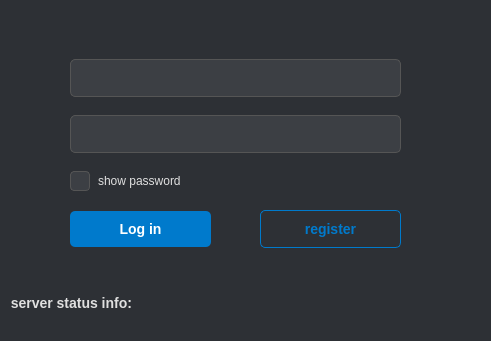
Old version of the form QtChat/ChatClient/ui/logindialog.ui in the repository niuwe/IsMe.
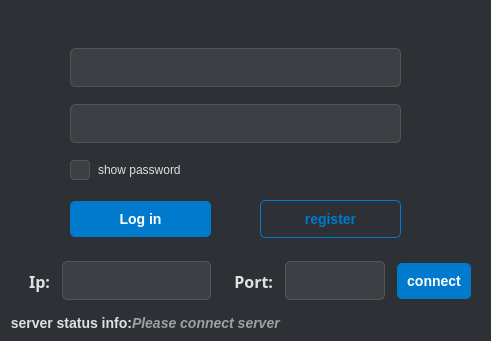
New version of the form. Icons and pictures are not drawn.

What changed in the file:
```diff
--- a/QtChat/ChatClient/ui/logindialog.ui
+++ b/QtChat/ChatClient/ui/logindialog.ui
@@ -38,7 +38,7 @@
     border: 1px solid #555; /* 边框 */
     border-radius: 5px; /* 圆角 */
     padding: 8px; /* 内边距，让文字不贴边 */
-    font-size: 15px;
+    font-size: 16px;
 }
 /* 输入框获取焦点时的样式 */
 QLineEdit:focus {
@@ -46,6 +46,14 @@
     background-color: #454950;
 }
 
+QLabel#ipLabel {
+    font-size: 16px;
+}
+
+QLabel#portLabel {
+    font-size: 16px;
+}
+
 /* === 复选框样式 (QCheckBox) === */
 QCheckBox {
     color: #E0E0E0; /* &quot;show password&quot; 文字颜色 */
@@ -67,8 +75,6 @@
 QCheckBox::indicator:checked {
     background-color: #007ACC; /* 变为蓝色 */
     border: 1px solid #007ACC;
-    /* (可选) 添加一个居中的白色对勾图标 */
-    image: url(:/icons/check.png); 
 }
 
 /* === 按钮通用样式 === */
@@ -94,6 +100,21 @@
     background-color: #006ABF;
 }
 
+/* === 主要按钮样式 (链接按钮) === */
+QPushButton#connectButton {
+    background-color: #007ACC; /* 蓝色背景 */
+    color: white; /* 白色文字 */
+    border: none;
+}
+/* 鼠标悬停 */
+QPushButton#connectButton:hover {
+    background-color: #008AEF;
+}
+/* 鼠标按下 */
+QPushButton#connectButton:pressed {
+    background-color: #006ABF;
+}
+
 /* === 次要按钮样式 (注册按钮) === */
 QPushButton#registerButton {
     background-color: transparent; /* 透明背景 */
@@ -116,13 +137,14 @@
 QLabel#statusLabel {
     color: #A0A0A0; /* 更暗的灰色，不那么显眼 */
     font-style: italic;
-}</string>
+}
+</string>
   </property>
   <widget class="QWidget" name="horizontalLayoutWidget">
    <property name="geometry">
     <rect>
      <x>70</x>
-     <y>210</y>
+     <y>200</y>
      <width>331</width>
      <height>42</height>
     </rect>
@@ -139,6 +161,9 @@
       <property name="text">
        <string>Log in</string>
       </property>
+      <property name="checkable">
+       <bool>false</bool>
+      </property>
      </widget>
     </item>
     <item>
@@ -154,8 +179,8 @@
    <property name="geometry">
     <rect>
      <x>10</x>
-     <y>290</y>
-     <width>461</width>
+     <y>310</y>
+     <width>471</width>
      <height>26</height>
     </rect>
    </property>
@@ -205,7 +230,7 @@
        <enum>QFrame::Shape::NoFrame</enum>
       </property>
       <property name="text">
-       <string/>
+       <string>Please connect server</string>
       </property>
       <property name="alignment">
        <set>Qt::AlignmentFlag::AlignLeading|Qt::AlignmentFlag::AlignLeft|Qt::AlignmentFlag::AlignVCenter</set>
@@ -218,7 +243,7 @@
    <property name="geometry">
     <rect>
      <x>70</x>
-     <y>50</y>
+     <y>40</y>
      <width>331</width>
      <height>151</height>
     </rect>
@@ -256,6 +281,86 @@
       </property>
       <property name="text">
        <string>show password</string>
+      </property>
+      <property name="checked">
+       <bool>false</bool>
+      </property>
+      <property name="tristate">
+       <bool>false</bool>
+      </property>
+     </widget>
+    </item>
+   </layout>
+  </widget>
+  <widget class="QWidget" name="horizontalLayoutWidget_3">
+   <property name="geometry">
+    <rect>
+     <x>0</x>
+     <y>260</y>
+     <width>471</width>
+     <height>42</height>
+    </rect>
+   </property>
+   <layout class="QHBoxLayout" name="horizontalLayout_3" stretch="1,3,1,2,1">
+    <property name="spacing">
+     <number>12</number>
+    </property>
+    <item>
+     <widget class="QLabel" name="ipLabel">
+      <property name="font">
+       <font>
+        <family>黑体</family>
+        <pointsize>-1</pointsize>
+        <bold>true</bold>
+       </font>
+      </property>
+      <property name="text">
+       <string>Ip:</string>
+      </property>
+      <property name="alignment">
+       <set>Qt::AlignmentFlag::AlignRight|Qt::AlignmentFlag::AlignTrailing|Qt::AlignmentFlag::AlignVCenter</set>
+      </property>
+     </widget>
+    </item>
+    <item>
+     <widget class="QLineEdit" name="ipLineEdit"/>
+    </item>
+    <item>
+     <widget class="QLabel" name="portLabel">
+      <property name="font">
+       <font>
+        <family>黑体</family>
+        <pointsize>-1</pointsize>
+        <bold>true</bold>
+       </font>
+      </property>
+      <property name="text">
+       <string>Port:</string>
+      </property>
+      <property name="alignment">
+       <set>Qt::AlignmentFlag::AlignRight|Qt::AlignmentFlag::AlignTrailing|Qt::AlignmentFlag::AlignVCenter</set>
+      </property>
+     </widget>
+    </item>
+    <item>
+     <widget class="QLineEdit" name="portLineEdit"/>
+    </item>
+    <item>
+     <widget class="QPushButton" name="connectButton">
+      <property name="font">
+       <font>
+        <pointsize>-1</pointsize>
+        <bold>true</bold>
+       </font>
+      </property>
+      <property name="cursor">
+       <cursorShape>PointingHandCursor</cursorShape>
+      </property>
+      <property name="focusPolicy">
+       <enum>Qt::FocusPolicy::NoFocus</enum>
+      </property>
+      <property name="text">
+       <string>connect</string>
       </property>
      </widget>
     </item>
```
Left out of the diff: 14 changed lines with no effect on the pictures.
